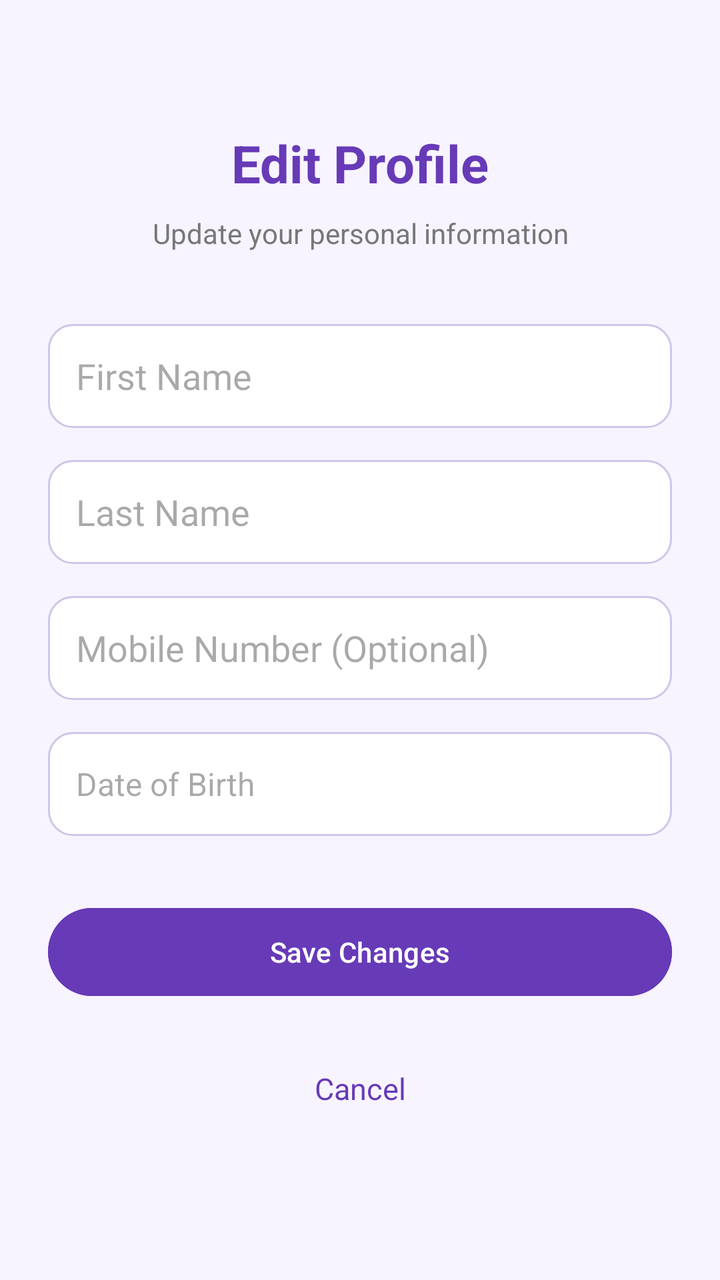
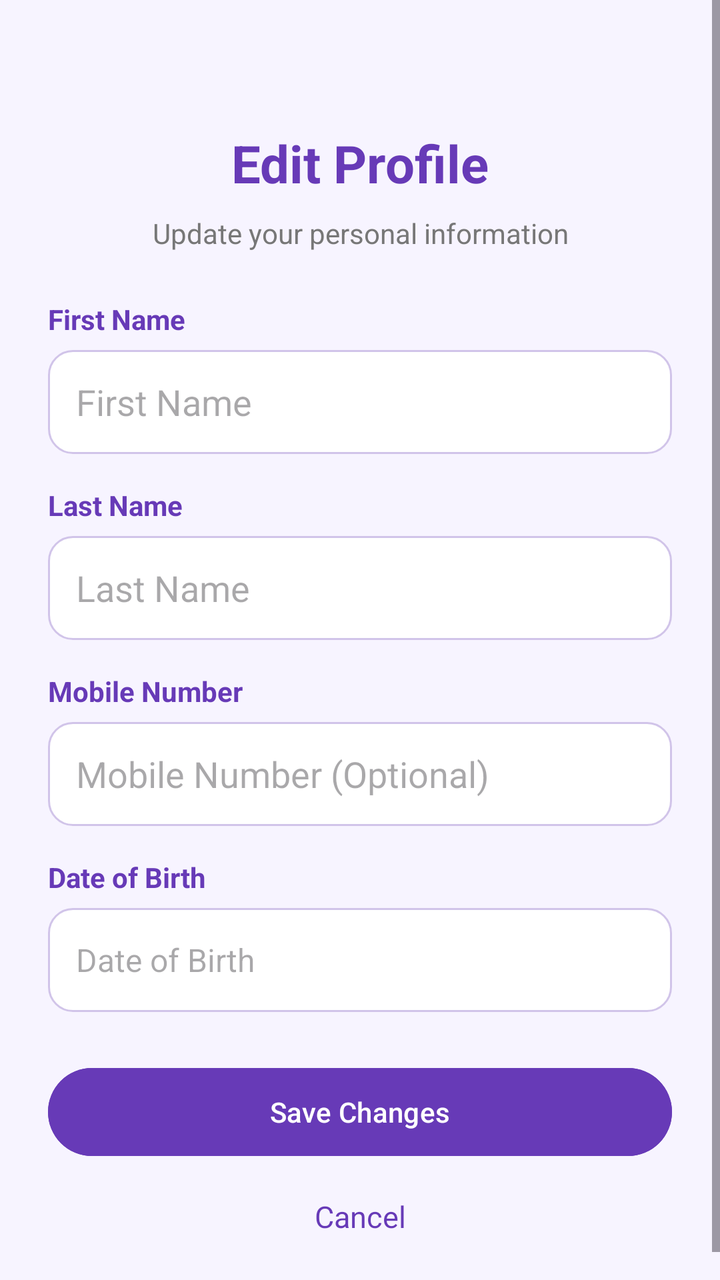

Two renders of the same Android screen: before a commit and after it. Below are the layout's source before the change and the commit's diff.
<!-- AndroidManifest.xml: application theme Theme.HealthMate -->
<!-- res/layout/activity_edit_profile.xml -->
<?xml version="1.0" encoding="utf-8"?>
<ScrollView
    xmlns:android="http://schemas.android.com/apk/res/android"
    android:id="@+id/main"
    android:layout_width="match_parent"
    android:layout_height="match_parent"
    android:background="#F7F4FF"
    android:fillViewport="true">

    <LinearLayout
        android:layout_width="match_parent"
        android:layout_height="wrap_content"
        android:orientation="vertical"
        android:padding="24dp">

        <TextView
            android:layout_width="match_parent"
            android:layout_height="wrap_content"
            android:layout_marginTop="40dp"
            android:text="Edit Profile"
            android:textSize="26sp"
            android:textStyle="bold"
            android:textColor="#673AB7"
            android:gravity="center" />

        <TextView
            android:layout_width="match_parent"
            android:layout_height="wrap_content"
            android:layout_marginTop="8dp"
            android:text="Update your personal information"
            android:textSize="14sp"
            android:textColor="#777777"
            android:gravity="center" />

        <EditText
            android:id="@+id/etEditFirstName"
            android:layout_width="match_parent"
            android:layout_height="52dp"
            android:layout_marginTop="36dp"
            android:hint="First Name"
            android:inputType="textPersonName"
            android:padding="14dp"
            android:background="@drawable/bg_input_field" />

        <EditText
            android:id="@+id/etEditLastName"
            android:layout_width="match_parent"
            android:layout_height="52dp"
            android:layout_marginTop="16dp"
            android:hint="Last Name"
            android:inputType="textPersonName"
            android:padding="14dp"
            android:background="@drawable/bg_input_field" />

        <EditText
            android:id="@+id/etEditMobile"
            android:layout_width="match_parent"
            android:layout_height="52dp"
            android:layout_marginTop="16dp"
            android:hint="Mobile Number (Optional)"
            android:inputType="phone"
            android:padding="14dp"
            android:background="@drawable/bg_input_field" />

        <TextView
            android:id="@+id/tvEditDob"
            android:layout_width="match_parent"
            android:layout_height="52dp"
            android:layout_marginTop="16dp"
            android:gravity="center_vertical"
            android:padding="14dp"
            android:hint="Date of Birth"
            android:textSize="16sp"
            android:textColor="#1D1748"
            android:background="@drawable/bg_input_field"
            android:clickable="true"
            android:focusable="true" />

        <Button
            android:id="@+id/btnSaveProfile"
            android:layout_width="match_parent"
            android:layout_height="52dp"
            android:layout_marginTop="32dp"
            android:text="Save Changes"
            android:textAllCaps="false"
            android:textColor="#FFFFFF"
            android:backgroundTint="#673AB7" />

        <TextView
            android:id="@+id/tvCancelEdit"
            android:layout_width="match_parent"
            android:layout_height="wrap_content"
            android:layout_marginTop="20dp"
            android:padding="12dp"
            android:text="Cancel"
            android:textSize="15sp"
            android:textColor="#673AB7"
            android:gravity="center"
            android:clickable="true"
            android:focusable="true" />

    </LinearLayout>

</ScrollView>
<!-- resources referenced by this layout -->
<resources>
  <!-- drawable bg_input_field (drawable) -->
  <?xml version="1.0" encoding="utf-8"?>
  <shape xmlns:android="http://schemas.android.com/apk/res/android"
      android:shape="rectangle">
  
      <solid android:color="#FFFFFF" />
  
      <corners android:radius="12dp" />
  
      <stroke
          android:width="1dp"
          android:color="#D1C4E9" />
  
  </shape>
  <style name="Theme.HealthMate" parent="Base.Theme.HealthMate" />
  <style name="Base.Theme.HealthMate" parent="Theme.Material3.DayNight.NoActionBar">
          
          
      </style>
</resources>

<!-- the commit's change to res/layout/activity_edit_profile.xml (unified diff, before → after) -->
@@ -31,42 +31,80 @@
             android:textSize="14sp"
             android:textColor="#777777"
             android:gravity="center" />
+        <TextView
+            android:layout_width="match_parent"
+            android:layout_height="wrap_content"
+            android:layout_marginTop="24dp"
+            android:layout_marginBottom="6dp"
+            android:text="First Name"
+            android:textColor="#673AB7"
+            android:textSize="14sp"
+            android:textStyle="bold" />
 
         <EditText
             android:id="@+id/etEditFirstName"
             android:layout_width="match_parent"
             android:layout_height="52dp"
-            android:layout_marginTop="36dp"
+            android:layout_marginTop="0dp"
             android:hint="First Name"
             android:inputType="textPersonName"
             android:padding="14dp"
             android:background="@drawable/bg_input_field" />
 
+        <TextView
+            android:layout_width="match_parent"
+            android:layout_height="wrap_content"
+            android:layout_marginTop="16dp"
+            android:layout_marginBottom="6dp"
+            android:text="Last Name"
+            android:textColor="#673AB7"
+            android:textSize="14sp"
+            android:textStyle="bold" />
+
         <EditText
             android:id="@+id/etEditLastName"
             android:layout_width="match_parent"
             android:layout_height="52dp"
-            android:layout_marginTop="16dp"
+            android:layout_marginTop="0dp"
             android:hint="Last Name"
             android:inputType="textPersonName"
             android:padding="14dp"
             android:background="@drawable/bg_input_field" />
+        <TextView
+            android:layout_width="match_parent"
+            android:layout_height="wrap_content"
+            android:layout_marginTop="16dp"
+            android:layout_marginBottom="6dp"
+            android:text="Mobile Number"
+            android:textColor="#673AB7"
+            android:textSize="14sp"
+            android:textStyle="bold" />
 
         <EditText
             android:id="@+id/etEditMobile"
             android:layout_width="match_parent"
             android:layout_height="52dp"
-            android:layout_marginTop="16dp"
+            android:layout_marginTop="0dp"
             android:hint="Mobile Number (Optional)"
             android:inputType="phone"
             android:padding="14dp"
             android:background="@drawable/bg_input_field" />
 
         <TextView
+            android:layout_width="match_parent"
+            android:layout_height="wrap_content"
+            android:layout_marginTop="16dp"
+            android:layout_marginBottom="6dp"
+            android:text="Date of Birth"
+            android:textColor="#673AB7"
+            android:textSize="14sp"
+            android:textStyle="bold" />
+
+        <TextView
             android:id="@+id/tvEditDob"
             android:layout_width="match_parent"
             android:layout_height="52dp"
-            android:layout_marginTop="16dp"
+            android:layout_marginTop="0dp"
             android:gravity="center_vertical"
             android:padding="14dp"
             android:hint="Date of Birth"
@@ -80,7 +118,7 @@
             android:id="@+id/btnSaveProfile"
             android:layout_width="match_parent"
             android:layout_height="52dp"
-            android:layout_marginTop="32dp"
+            android:layout_marginTop="24dp"
             android:text="Save Changes"
             android:textAllCaps="false"
             android:textColor="#FFFFFF"
@@ -90,7 +128,7 @@
             android:id="@+id/tvCancelEdit"
             android:layout_width="match_parent"
             android:layout_height="wrap_content"
-            android:layout_marginTop="20dp"
+            android:layout_marginTop="4dp"
             android:padding="12dp"
             android:text="Cancel"
             android:textSize="15sp"
